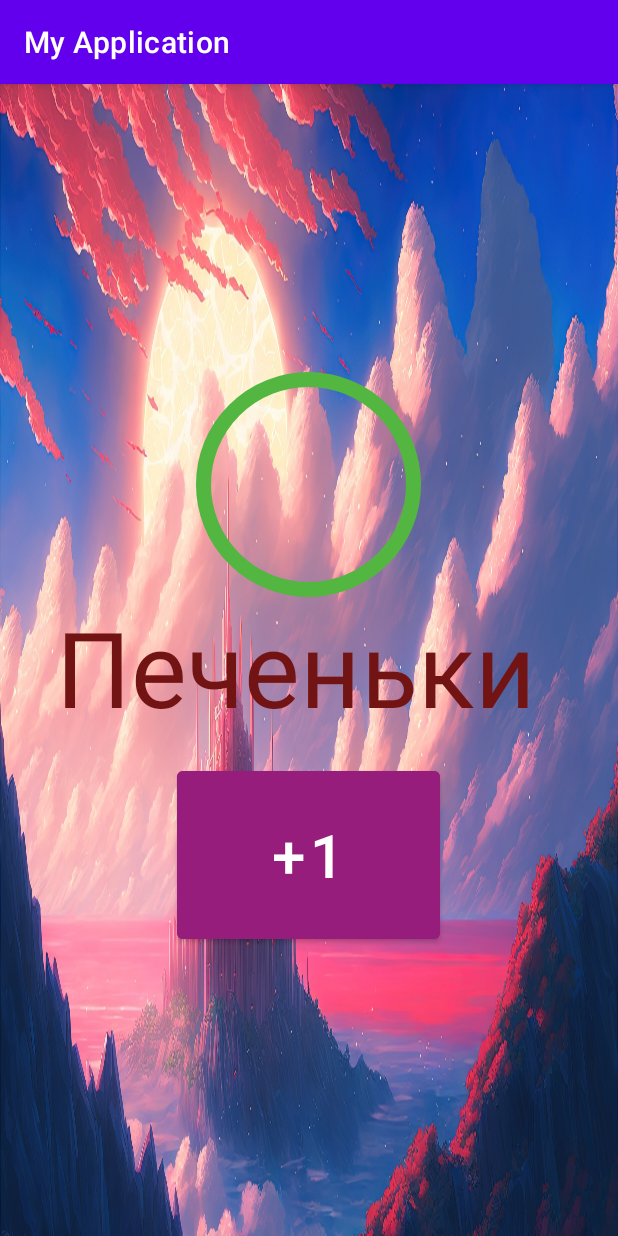
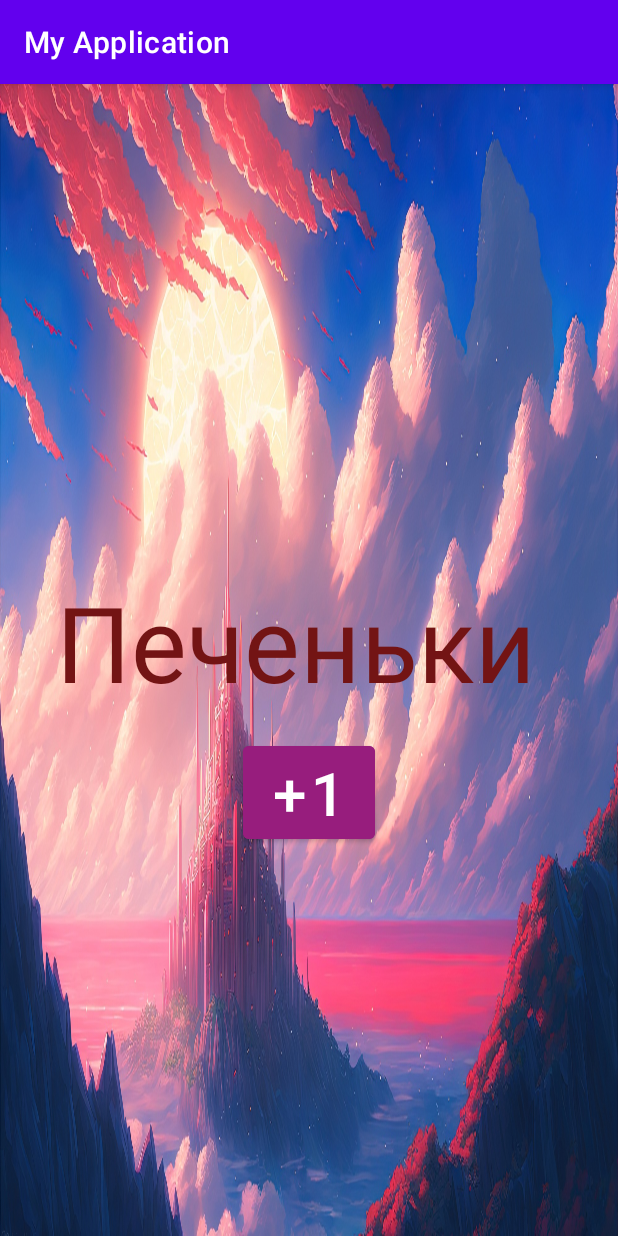
Before and after one commit to LampAtmosphere/---1, an Android app: the screen it shows after launch (MainActivity), on a phone screen of 412 x 824 dp. Run offline under Robolectric (Android 15) with nearby library versions, the light colour scheme and no system bars.

Commit message:
Сохр2

```diff
--- a/app/src/main/res/drawable/ground.xml
+++ b/app/src/main/res/drawable/ground.xml
@@ -1,5 +1,5 @@
 <?xml version="1.0" encoding="utf-8"?>
-<shape xmlns:android="http://schemas.android.com/apk/res/android" android:shape="oval">
-    <stroke android:width="10dp"
-        android:color="#FF53B641"/>
+<shape xmlns:android="http://schemas.android.com/apk/res/android"
+android:shape="rectangle">
+<stroke android:width="4dp" android:color="@color/teal_700"/>
 </shape>
--- a/app/src/main/res/layout/activity_main.xml
+++ b/app/src/main/res/layout/activity_main.xml
@@ -1,25 +1,22 @@
 <?xml version="1.0" encoding="utf-8"?>
 <LinearLayout xmlns:android="http://schemas.android.com/apk/res/android"
-    xmlns:app="http://schemas.android.com/apk/res-auto"
     xmlns:tools="http://schemas.android.com/tools"
     android:layout_width="match_parent"
     android:layout_height="match_parent"
     android:background="@drawable/photo_204053767_457250792"
     android:gravity="center"
     android:orientation="vertical"
-    tools:context=".MainActivity"
-    tools:ignore="ExtraText">
-
+    tools:context=".MainActivity">
     <TextView
         android:id="@+id/txt_counter"
-        android:layout_width="150dp"
-        android:layout_height="150dp"
+        android:layout_width="wrap_content"
+        android:layout_height="wrap_content"
         android:background="@drawable/ground"
         android:gravity="center"
         android:textColor="#CF780E"
         android:textSize="50sp" />
-
     <TextView
+        android:id="@+id/печеньки"
         android:layout_width="337dp"
         android:layout_height="110dp"
         android:layout_gravity="center"
@@ -28,11 +25,11 @@
         android:textSize="70dp" />
 
     <Button
-        android:layout_width="175dp"
-        android:layout_height="124dp"
+        android:layout_width="wrap_content"
+        android:layout_height="wrap_content"
         android:layout_gravity="center"
         android:backgroundTint="#971D7D"
-        android:onClick="onClick"
+        android:onClick="onClickBtn"
         android:text="+1"
         android:textSize="40dp" />
 
--- a/app/src/main/res/values/colors.xml
+++ b/app/src/main/res/values/colors.xml
@@ -7,4 +7,5 @@
     <color name="teal_700">#FF018786</color>
     <color name="black">#FF000000</color>
     <color name="white">#FFFFFFFF</color>
+
 </resources>
--- /dev/null
+++ b/app/src/main/res/values/ids.xml
@@ -0,0 +1,4 @@
+<?xml version="1.0" encoding="utf-8"?>
+<resources>
+    <item name="txt_counter" type="id" />
+</resources>
```
Also changed, not shown: app/src/main/java/com/example/myapplication/MainActivity.java (+24 -10 lines).
